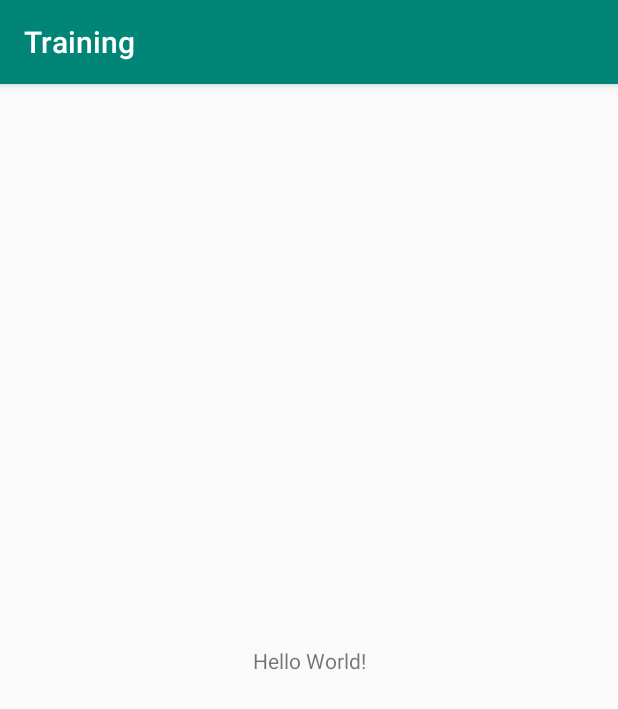
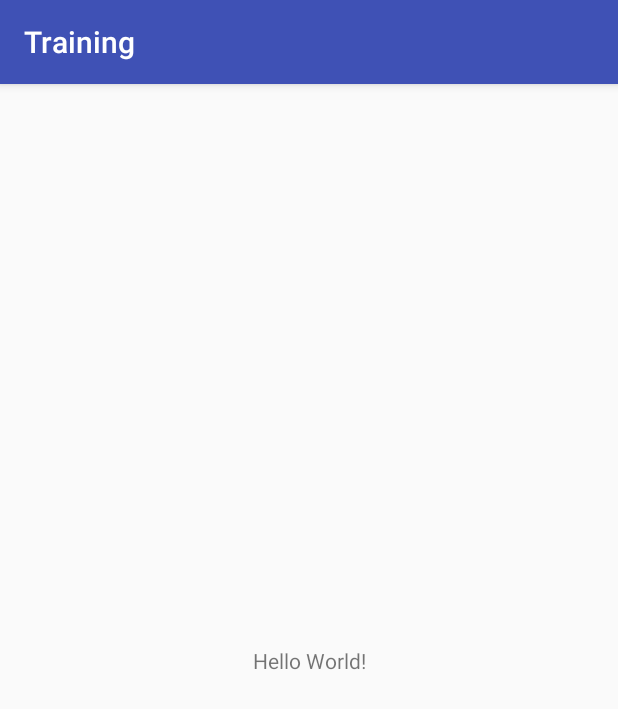
Before and after one commit to simasdanilo/android-training, an Android app: the screen it shows after launch (MainActivity), on a phone screen of 412 x 824 dp. Shown: the top 709 px of the screen. Run offline under Robolectric (Android 15) with nearby library versions, the phone set to English and light mode, and no system bars.

Commit message:
styles(colors): updates primary and primaryDark colors

```diff
--- a/app/src/main/res/values/colors.xml
+++ b/app/src/main/res/values/colors.xml
@@ -1,6 +1,6 @@
 <?xml version="1.0" encoding="utf-8"?>
 <resources>
-    <color name="colorPrimary">#008577</color>
-    <color name="colorPrimaryDark">#00574B</color>
+    <color name="colorPrimary">#3F51B5</color>
+    <color name="colorPrimaryDark">#303F9F</color>
     <color name="colorAccent">#D81B60</color>
 </resources>
```
